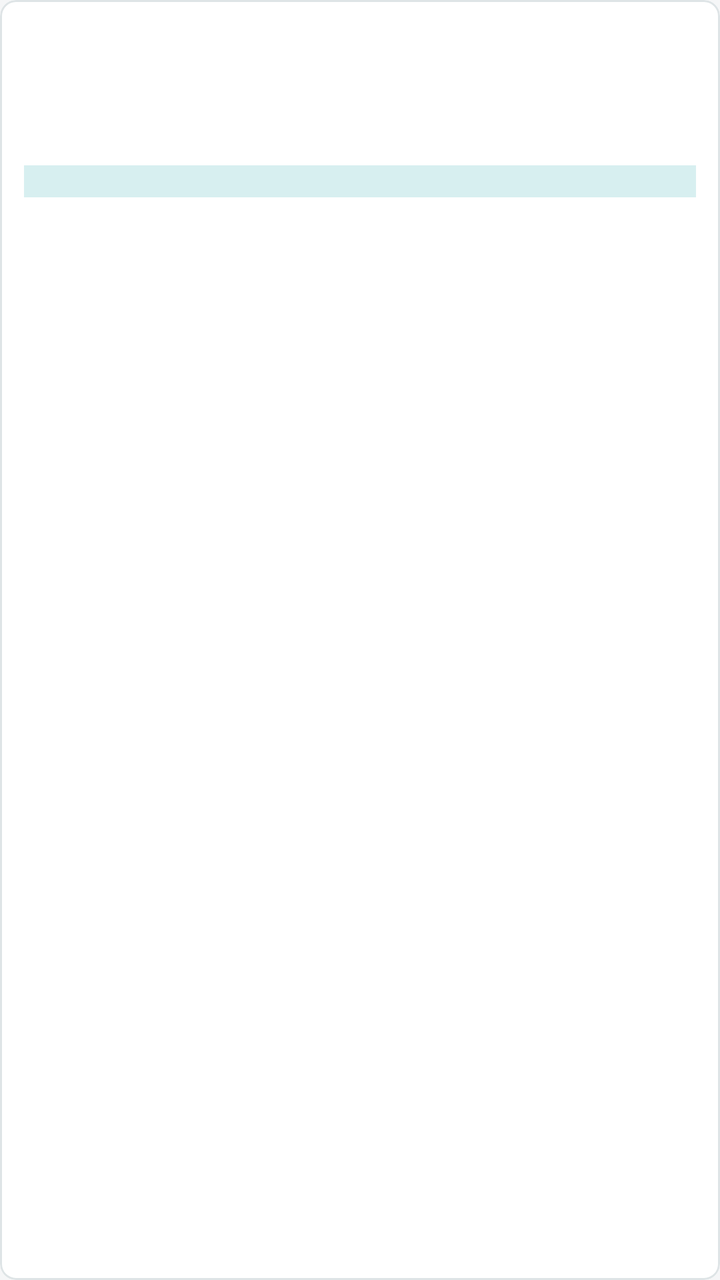
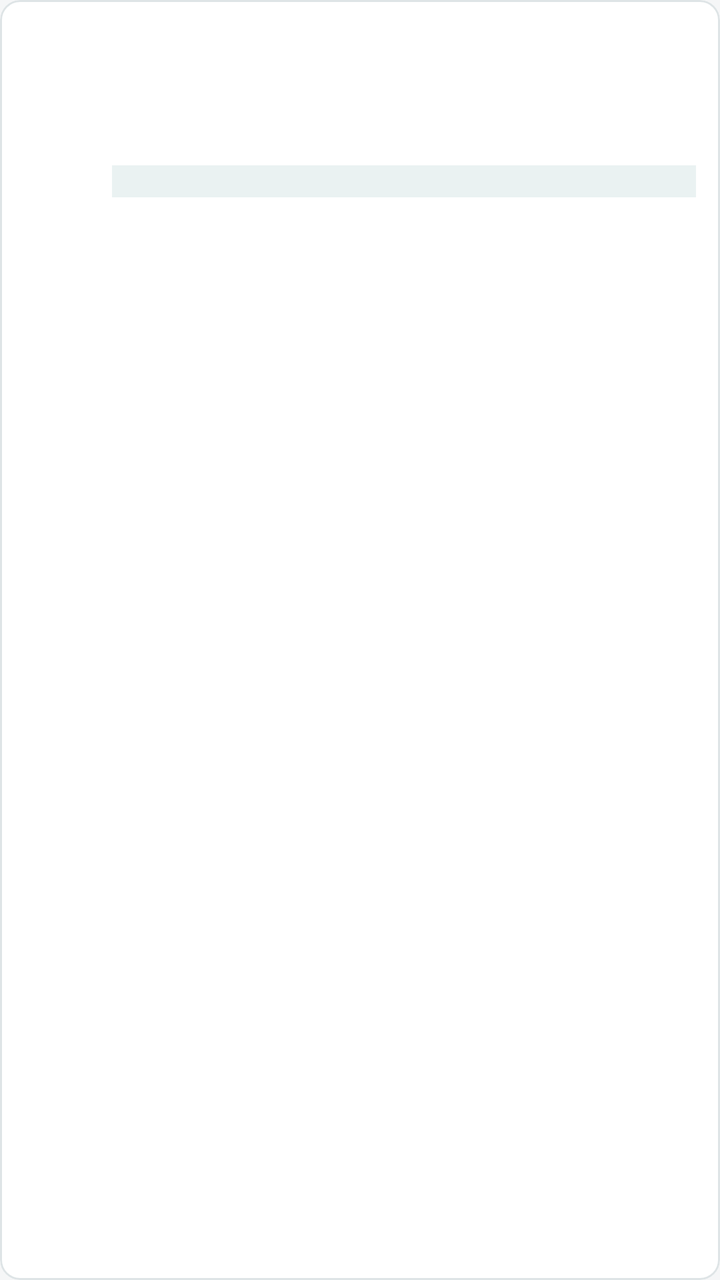

An Android layout rendered at two revisions. The XML below is the earlier revision; the diff shows what the commit changed to produce the second picture.
<!-- AndroidManifest.xml: application theme Theme.EncyclopediaApp -->
<!-- res/layout/item_weibo_comment.xml -->
<?xml version="1.0" encoding="utf-8"?>
<com.google.android.material.card.MaterialCardView xmlns:android="http://schemas.android.com/apk/res/android"
    xmlns:app="http://schemas.android.com/apk/res-auto"
    android:layout_width="match_parent"
    android:layout_height="wrap_content"
    android:layout_marginTop="8dp"
    app:cardBackgroundColor="?attr/colorSurface"
    app:cardCornerRadius="8dp"
    app:cardElevation="0dp">

    <LinearLayout
        android:layout_width="match_parent"
        android:layout_height="wrap_content"
        android:orientation="vertical"
        android:padding="12dp">

        <LinearLayout
            android:layout_width="match_parent"
            android:layout_height="wrap_content"
            android:gravity="center_vertical"
            android:orientation="horizontal">

            <TextView
                android:id="@+id/commentUser"
                android:layout_width="0dp"
                android:layout_height="wrap_content"
                android:layout_weight="1"
                android:ellipsize="end"
                android:maxLines="1"
                android:textAppearance="@style/TextAppearance.Material3.LabelLarge" />

            <TextView
                android:id="@+id/commentBadge"
                android:layout_width="wrap_content"
                android:layout_height="wrap_content"
                android:layout_marginStart="8dp"
                android:textColor="@color/primary"
                android:textSize="11sp"
                android:visibility="gone" />
        </LinearLayout>

        <TextView
            android:id="@+id/commentText"
            android:layout_width="match_parent"
            android:layout_height="wrap_content"
            android:layout_marginTop="5dp"
            android:textAppearance="@style/TextAppearance.Material3.BodyMedium" />

        <TextView
            android:id="@+id/commentMeta"
            android:layout_width="match_parent"
            android:layout_height="wrap_content"
            android:layout_marginTop="5dp"
            android:textColor="@color/text_secondary"
            android:textSize="11sp" />

        <LinearLayout
            android:id="@+id/replyList"
            android:layout_width="match_parent"
            android:layout_height="wrap_content"
            android:layout_marginTop="8dp"
            android:background="@color/primary_container"
            android:orientation="vertical"
            android:padding="8dp" />
    </LinearLayout>
</com.google.android.material.card.MaterialCardView>
<!-- resources referenced by this layout -->
<resources>
  <color name="primary">#087F85</color>
  <color name="primary_container">#D7EFF0</color>
  <color name="text_secondary">#606C71</color>
  <style name="Theme.EncyclopediaApp" parent="Theme.Material3.DayNight.NoActionBar">
          <item name="colorPrimary">@color/primary</item>
          <item name="colorOnPrimary">@color/on_primary</item>
          <item name="colorPrimaryContainer">@color/primary_container</item>
          <item name="colorOnPrimaryContainer">@color/text_primary</item>
          <item name="colorOnSurface">@color/text_primary</item>
          <item name="colorOnSurfaceVariant">@color/text_secondary</item>
          <item name="colorOutline">@color/divider</item>
          <item name="materialCardViewStyle">@style/Widget.Encyclopedia.Card</item>
          <item name="colorSurface">@color/card</item>
          <item name="android:colorBackground">@color/background</item>
          <item name="android:statusBarColor">@color/background</item>
          <item name="android:windowLightStatusBar" tools:targetApi="m">true</item>
          <item name="android:navigationBarColor">@color/surface</item>
          <item name="android:windowLightNavigationBar" tools:targetApi="o_mr1">true</item>
          <item name="android:windowBackground">@color/background</item>
      </style>
  <color name="on_primary">#FFFFFF</color>
  <color name="text_primary">#202629</color>
  <color name="divider">#DEE4E6</color>
  <style name="Widget.Encyclopedia.Card" parent="Widget.Material3.CardView.Outlined">
          <item name="cardCornerRadius">8dp</item>
          <item name="cardElevation">0dp</item>
          <item name="strokeColor">@color/divider</item>
          <item name="strokeWidth">1dp</item>
      </style>
  <color name="card">#FFFFFF</color>
  <color name="background">#F5F6F7</color>
  <color name="surface">#FFFFFF</color>
</resources>

<!-- the commit's change to res/layout/item_weibo_comment.xml (unified diff, before → after) -->
@@ -5,14 +5,29 @@
     android:layout_height="wrap_content"
     android:layout_marginTop="8dp"
     app:cardBackgroundColor="?attr/colorSurface"
-    app:cardCornerRadius="8dp"
+    app:cardCornerRadius="10dp"
     app:cardElevation="0dp">
 
     <LinearLayout
         android:layout_width="match_parent"
         android:layout_height="wrap_content"
-        android:orientation="vertical"
+        android:orientation="horizontal"
         android:padding="12dp">
+
+        <com.google.android.material.imageview.ShapeableImageView
+            android:id="@+id/commentAvatar"
+            android:layout_width="34dp"
+            android:layout_height="34dp"
+            android:importantForAccessibility="no"
+            android:scaleType="centerCrop"
+            app:shapeAppearanceOverlay="@style/ShapeAppearance.Material3.Corner.Full" />
+
+        <LinearLayout
+            android:layout_width="0dp"
+            android:layout_height="wrap_content"
+            android:layout_marginStart="10dp"
+            android:layout_weight="1"
+            android:orientation="vertical">
 
         <LinearLayout
             android:layout_width="match_parent"
@@ -59,8 +74,9 @@
             android:layout_width="match_parent"
             android:layout_height="wrap_content"
             android:layout_marginTop="8dp"
-            android:background="@color/primary_container"
+            android:background="@color/weibo_reply_bg"
             android:orientation="vertical"
             android:padding="8dp" />
+        </LinearLayout>
     </LinearLayout>
 </com.google.android.material.card.MaterialCardView>
<!-- resource entries referenced after the edit -->
@@ -3,6 +3,7 @@
   <color name="primary">#087F85</color>
   <color name="primary_container">#D7EFF0</color>
   <color name="text_secondary">#606C71</color>
+  <color name="weibo_reply_bg">#EAF2F2</color>
   <style name="Theme.EncyclopediaApp" parent="Theme.Material3.DayNight.NoActionBar">
           <item name="colorPrimary">@color/primary</item>
           <item name="colorOnPrimary">@color/on_primary</item>
